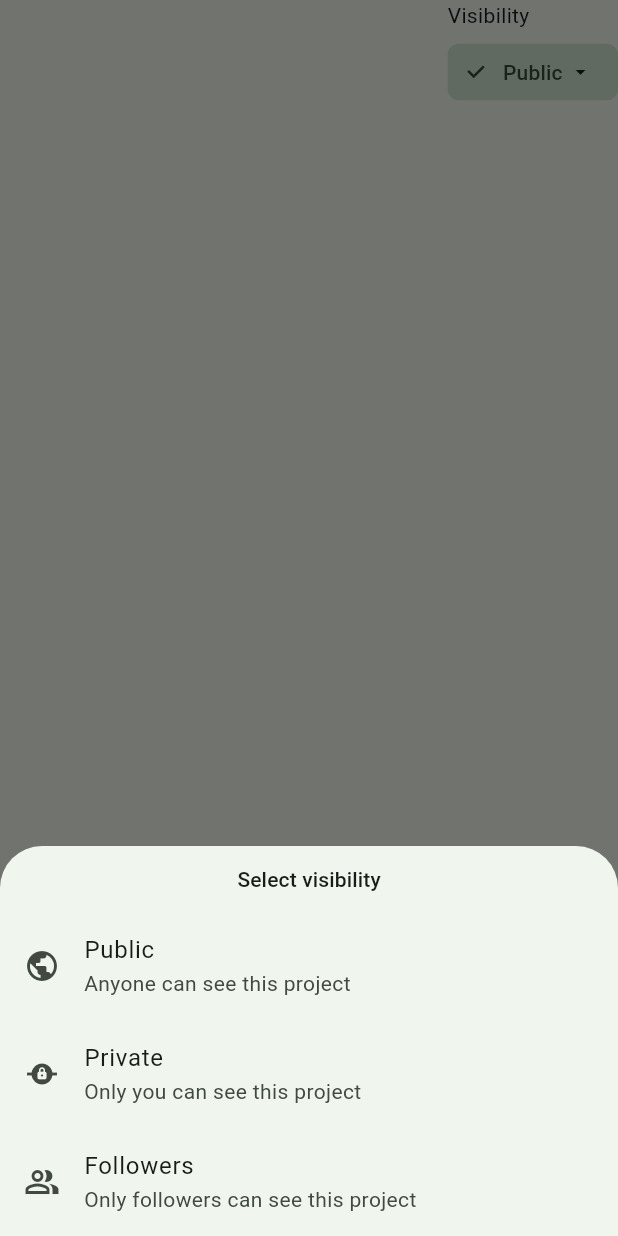
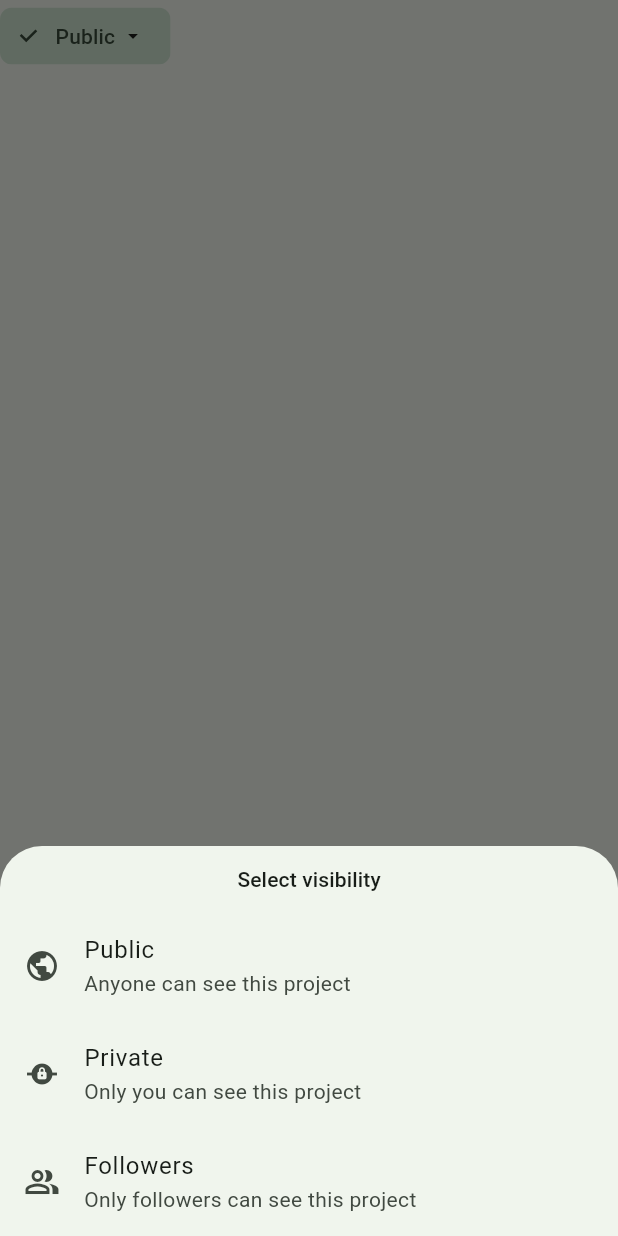
Before and after one commit to dawnj26/craftmate_client, a Flutter app: the _VisibilitySwitch widget shown alone on an empty page, opened directly, after a tap on "Public", on a phone screen of 412 x 824 dp. Run offline on Flutter 3.47's test engine with Material 3 defaults, Android fonts, the phone set to English and light mode, and no system bars; our stand-ins replace app_links, better_player, bloc, bloc_concurrency, carousel_slider, cloud_firestore and 30 more; missing offline and left inert: flutter_quill, flutter_quill_extensions, flutter_web_auth_2, maps_launcher; accounts and stored records are empty.

Commit message:
feat: adjust spacing in create project screen and simplify visibility dropdown layout

```diff
--- a/lib/project_management/create_project/blank_project/view/create/create_screen.dart
+++ b/lib/project_management/create_project/blank_project/view/create/create_screen.dart
@@ -56,7 +56,7 @@ class _BlankProjectCreateScreenState extends State<BlankProjectCreateScreen> {
               crossAxisAlignment: CrossAxisAlignment.stretch,
               children: [
                 const _VisibilitySwitch(),
-                const Gap(12.0),
+                const Gap(32.0),
                 _CreateProjectForm(
                   tagController: _tagController,
                   tagFocusNode: _tagFocusNode,
@@ -190,14 +190,7 @@ class _VisibilitySwitch extends StatelessWidget {
         final screenWidth = MediaQuery.of(context).size.width;
 
         return Row(
-          crossAxisAlignment: CrossAxisAlignment.end,
           children: [
-            const Spacer(),
-            Column(
-              crossAxisAlignment: CrossAxisAlignment.start,
-              children: [
-                const Text('Visibility'),
-                const Gap(4.0),
             VisibilityDropdown(
               width: screenWidth * 0.43,
               visibility: state.visibility,
@@ -210,8 +203,6 @@ class _VisibilitySwitch extends StatelessWidget {
                   BlankProjectToggleVisibility(visibility: visibility),
                 );
               },
-                ),
-              ],
             ),
           ],
         );
```
Lines whose indentation alone changed are shown as unchanged.
